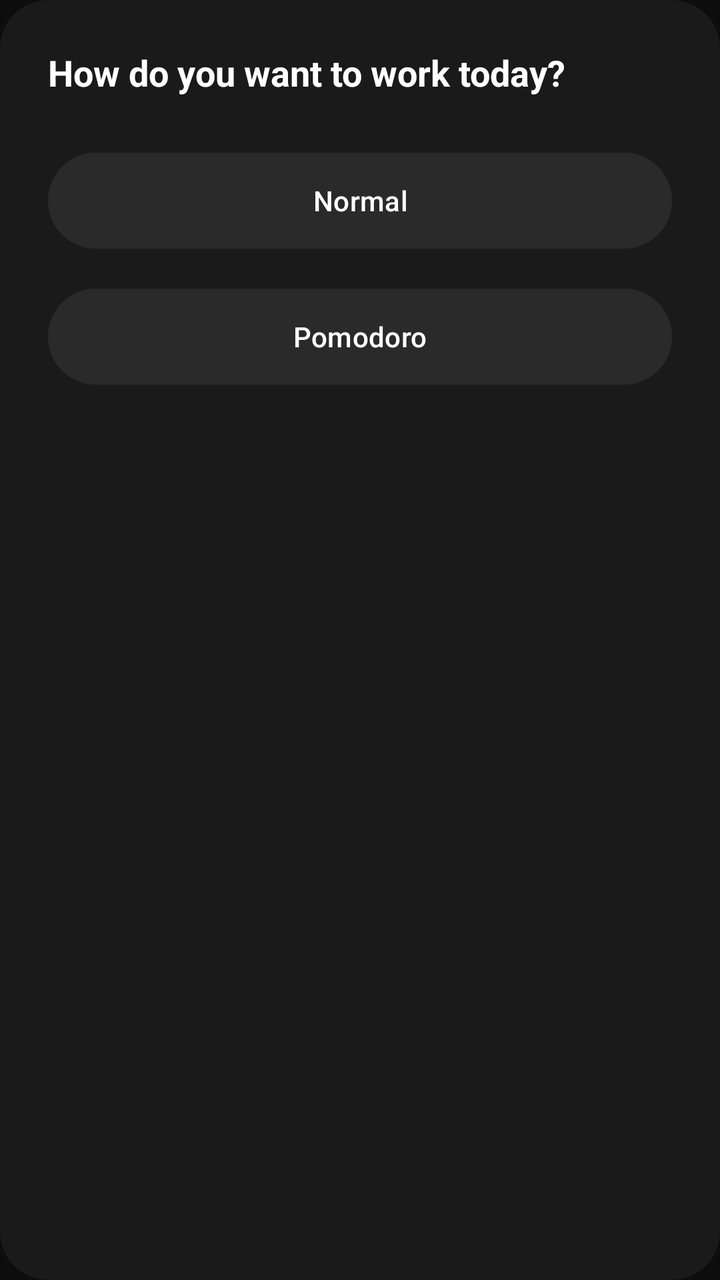
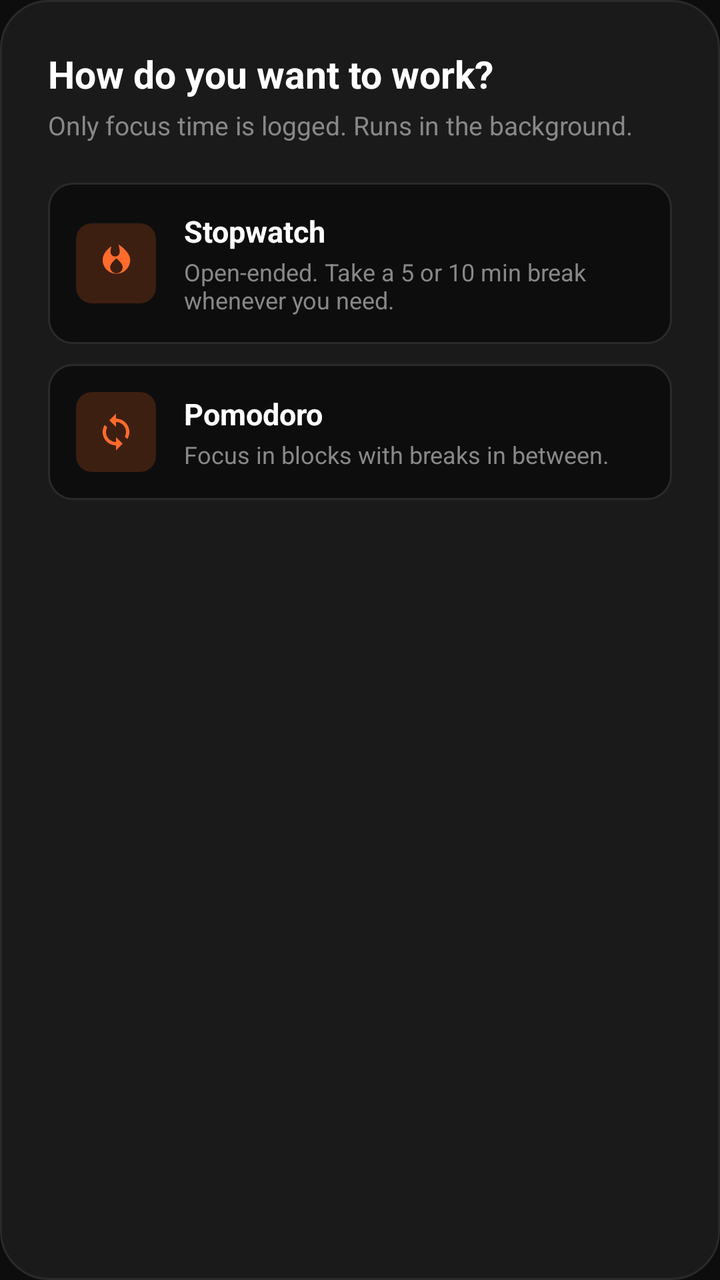

The first picture is an Android layout as it rendered before a commit; the second is the same layout after the commit. The layout source and the unified diff follow.
<!-- AndroidManifest.xml: application theme Theme.Tether -->
<!-- res/layout/dialog_timer_mode.xml -->
<?xml version="1.0" encoding="utf-8"?>
<androidx.cardview.widget.CardView xmlns:android="http://schemas.android.com/apk/res/android"
    xmlns:app="http://schemas.android.com/apk/res-auto"
    android:layout_width="match_parent"
    android:layout_height="wrap_content"
    app:cardBackgroundColor="@color/colorSurface"
    app:cardCornerRadius="24dp"
    app:cardElevation="0dp">

    <LinearLayout
        android:layout_width="match_parent"
        android:layout_height="wrap_content"
        android:orientation="vertical"
        android:padding="24dp">

        <TextView
            android:layout_width="wrap_content"
            android:layout_height="wrap_content"
            android:text="How do you want to work today?"
            android:textColor="@color/colorTextPrimary"
            android:textSize="18sp"
            android:textStyle="bold"
            android:layout_marginBottom="24dp" />

        <LinearLayout
            android:id="@+id/layoutModes"
            android:layout_width="match_parent"
            android:layout_height="wrap_content"
            android:orientation="vertical">

            <Button
                android:id="@+id/btnNormal"
                android:layout_width="match_parent"
                android:layout_height="56dp"
                android:text="Normal"
                android:backgroundTint="@color/elevated"
                android:textColor="@color/colorTextPrimary"
                android:layout_marginBottom="12dp" />

            <Button
                android:id="@+id/btnPomodoro"
                android:layout_width="match_parent"
                android:layout_height="56dp"
                android:text="Pomodoro"
                android:backgroundTint="@color/elevated"
                android:textColor="@color/colorTextPrimary" />
        </LinearLayout>

        <LinearLayout
            android:id="@+id/layoutPomoConfigs"
            android:layout_width="match_parent"
            android:layout_height="wrap_content"
            android:orientation="vertical"
            android:visibility="gone">

            <Button
                android:id="@+id/btnPomo25"
                android:layout_width="match_parent"
                android:layout_height="56dp"
                android:text="25/5"
                android:backgroundTint="@color/elevated"
                android:textColor="@color/colorTextPrimary"
                android:layout_marginBottom="12dp" />

            <Button
                android:id="@+id/btnPomo50"
                android:layout_width="match_parent"
                android:layout_height="56dp"
                android:text="50/10"
                android:backgroundTint="@color/elevated"
                android:textColor="@color/colorTextPrimary" />
        </LinearLayout>
    </LinearLayout>
</androidx.cardview.widget.CardView>
<!-- resources referenced by this layout -->
<resources>
  <color name="elevated">#2A2A2A</color>
  <!-- unchanged entries left out for length: 5 -->
</resources>

<!-- the commit's change to res/layout/dialog_timer_mode.xml (unified diff, before → after) -->
@@ -1,74 +1,166 @@
 <?xml version="1.0" encoding="utf-8"?>
-<androidx.cardview.widget.CardView xmlns:android="http://schemas.android.com/apk/res/android"
+<LinearLayout xmlns:android="http://schemas.android.com/apk/res/android"
     xmlns:app="http://schemas.android.com/apk/res-auto"
     android:layout_width="match_parent"
     android:layout_height="wrap_content"
-    app:cardBackgroundColor="@color/colorSurface"
-    app:cardCornerRadius="24dp"
-    app:cardElevation="0dp">
+    android:background="@drawable/bg_dialog"
+    android:orientation="vertical"
+    android:padding="24dp">
+
+    <TextView
+        android:id="@+id/tvModeTitle"
+        android:layout_width="wrap_content"
+        android:layout_height="wrap_content"
+        android:text="How do you want to work?"
+        android:textColor="@color/colorTextPrimary"
+        android:textSize="19sp"
+        android:textStyle="bold" />
+
+    <TextView
+        android:id="@+id/tvModeSubtitle"
+        android:layout_width="wrap_content"
+        android:layout_height="wrap_content"
+        android:layout_marginTop="4dp"
+        android:layout_marginBottom="20dp"
+        android:text="Only focus time is logged. Runs in the background."
+        android:textColor="@color/colorTextSecondary"
+        android:textSize="13sp" />
 
     <LinearLayout
+        android:id="@+id/layoutModes"
+        android:layout_width="match_parent"
+        android:layout_height="wrap_content"
+        android:orientation="vertical">
+
+        <LinearLayout
+            android:id="@+id/btnNormal"
+            style="@style/TimerOptionRow">
+
+            <FrameLayout style="@style/TimerOptionIcon">
+
+                <ImageView
+                    android:layout_width="20dp"
+                    android:layout_height="20dp"
+                    android:layout_gravity="center"
+                    android:importantForAccessibility="no"
+                    android:src="@drawable/ic_flame"
+                    app:tint="@color/colorAccent" />
+            </FrameLayout>
+
+            <LinearLayout style="@style/TimerOptionText">
+
+                <TextView
+                    style="@style/TimerOptionTitle"
+                    android:text="Stopwatch" />
+
+                <TextView
+                    style="@style/TimerOptionDescription"
+                    android:text="Open-ended. Take a 5 or 10 min break whenever you need." />
+            </LinearLayout>
+        </LinearLayout>
+
+        <LinearLayout
+            android:id="@+id/btnPomodoro"
+            style="@style/TimerOptionRow"
+            android:layout_marginTop="10dp">
+
+            <FrameLayout style="@style/TimerOptionIcon">
+
+                <ImageView
+                    android:layout_width="20dp"
+                    android:layout_height="20dp"
+                    android:layout_gravity="center"
+                    android:importantForAccessibility="no"
+                    android:src="@drawable/ic_sync"
+                    app:tint="@color/colorAccent" />
+            </FrameLayout>
+
+            <LinearLayout style="@style/TimerOptionText">
+
+                <TextView
+                    style="@style/TimerOptionTitle"
+                    android:text="Pomodoro" />
+
+                <TextView
+                    style="@style/TimerOptionDescription"
+                    android:text="Focus in blocks with breaks in between." />
+            </LinearLayout>
+        </LinearLayout>
+    </LinearLayout>
+
+    <LinearLayout
+        android:id="@+id/layoutPomoConfigs"
         android:layout_width="match_parent"
         android:layout_height="wrap_content"
         android:orientation="vertical"
-        android:padding="24dp">
-
-        <TextView
-            android:layout_width="wrap_content"
-            android:layout_height="wrap_content"
-            android:text="How do you want to work today?"
-            android:textColor="@color/colorTextPrimary"
-            android:textSize="18sp"
-            android:textStyle="bold"
-            android:layout_marginBottom="24dp" />
+        android:visibility="gone">
 
         <LinearLayout
-            android:id="@+id/layoutModes"
-            android:layout_width="match_parent"
-            android:layout_height="wrap_content"
-            android:orientation="vertical">
+            android:id="@+id/btnPomo25"
+            style="@style/TimerOptionRow">
 
-            <Button
-                android:id="@+id/btnNormal"
-                android:layout_width="match_parent"
-                android:layout_height="56dp"
-                android:text="Normal"
-                android:backgroundTint="@color/elevated"
-                android:textColor="@color/colorTextPrimary"
-                android:layout_marginBottom="12dp" />
+            <FrameLayout style="@style/TimerOptionIcon">
 
-            <Button
-                android:id="@+id/btnPomodoro"
-                android:layout_width="match_parent"
-                android:layout_height="56dp"
-                android:text="Pomodoro"
-                android:backgroundTint="@color/elevated"
-                android:textColor="@color/colorTextPrimary" />
+                <TextView
+                    android:layout_width="wrap_content"
+                    android:layout_height="wrap_content"
+                    android:layout_gravity="center"
+                    android:text="25"
+                    android:textColor="@color/colorAccent"
+                    android:textSize="15sp"
+                    android:textStyle="bold" />
+            </FrameLayout>
+
+            <LinearLayout style="@style/TimerOptionText">
+
+                <TextView
+                    style="@style/TimerOptionTitle"
+                    android:text="25 / 5" />
+
+                <TextView
+                    style="@style/TimerOptionDescription"
+                    android:text="25 min focus, 5 min break. The classic." />
+            </LinearLayout>
         </LinearLayout>
 
         <LinearLayout
-            android:id="@+id/layoutPomoConfigs"
-            android:layout_width="match_parent"
+            android:id="@+id/btnPomo50"
+            style="@style/TimerOptionRow"
+            android:layout_marginTop="10dp">
+
+            <FrameLayout style="@style/TimerOptionIcon">
+
+                <TextView
+                    android:layout_width="wrap_content"
+                    android:layout_height="wrap_content"
+                    android:layout_gravity="center"
+                    android:text="50"
+                    android:textColor="@color/colorAccent"
+                    android:textSize="15sp"
+                    android:textStyle="bold" />
+            </FrameLayout>
+
+            <LinearLayout style="@style/TimerOptionText">
+
+                <TextView
+                    style="@style/TimerOptionTitle"
+                    android:text="50 / 10" />
+
+                <TextView
+                    style="@style/TimerOptionDescription"
+                    android:text="50 min focus, 10 min break. For deep work." />
+            </LinearLayout>
+        </LinearLayout>
+
+        <TextView
+            android:id="@+id/btnPomoBack"
+            android:layout_width="wrap_content"
             android:layout_height="wrap_content"
-            android:orientation="vertical"
-            android:visibility="gone">
-
-            <Button
-                android:id="@+id/btnPomo25"
-                android:layout_width="match_parent"
-                android:layout_height="56dp"
-                android:text="25/5"
-                android:backgroundTint="@color/elevated"
-                android:textColor="@color/colorTextPrimary"
-                android:layout_marginBottom="12dp" />
-
-            <Button
-                android:id="@+id/btnPomo50"
-                android:layout_width="match_parent"
-                android:layout_height="56dp"
-                android:text="50/10"
-                android:backgroundTint="@color/elevated"
-                android:textColor="@color/colorTextPrimary" />
-        </LinearLayout>
+            android:layout_gravity="center_horizontal"
+            android:layout_marginTop="12dp"
+            android:padding="8dp"
+            android:text="← Back"
+            android:textColor="@color/colorTextSecondary"
+            android:textSize="13sp" />
     </LinearLayout>
-</androidx.cardview.widget.CardView>
+</LinearLayout>
<!-- resource entries referenced after the edit -->
@@ -1,6 +1,93 @@
 <!-- resources referenced by this layout -->
 <resources>
-  <color name="elevated">#2A2A2A</color>
+  <color name="colorTextSecondary">#888888</color>
+  <!-- drawable bg_dialog (drawable) -->
+  <?xml version="1.0" encoding="utf-8"?>
+  <shape xmlns:android="http://schemas.android.com/apk/res/android"
+      android:shape="rectangle">
+      <solid android:color="@color/colorSurface" />
+      <stroke
+          android:width="1dp"
+          android:color="@color/colorBorder" />
+      <corners android:radius="24dp" />
+  </shape>
+  <!-- drawable ic_flame (drawable) -->
+  <vector xmlns:android="http://schemas.android.com/apk/res/android"
+      android:width="12dp"
+      android:height="12dp"
+      android:viewportWidth="24"
+      android:viewportHeight="24"
+      android:tint="@color/colorAccent">
+    <path
+        android:fillColor="@android:color/white"
+        android:pathData="M13.5,0.67s0.74,2.65,0.74,4.46c0,1.55,-1.21,2.76,-2.76,2.76s-2.76,-1.21,-2.76,-2.76c0,-1.49,0.56,-3.39,0.56,-3.39s-5.28,3.24,-5.28,8.26c0,4.55,3.69,8.25,8.25,8.25s8.25,-3.69,8.25,-8.25c0,-5.02,-7,-9.33,-7,-9.33zM12.25,18c-2.07,0,-3.75,-1.68,-3.75,-3.75 0,-2.34,3.75,-5.25,3.75,-5.25s3.75,2.91,3.75,5.25c0,2.07,-1.68,3.75,-3.75,3.75z"/>
+  </vector>
+  <!-- drawable ic_sync (drawable) -->
+  <vector xmlns:android="http://schemas.android.com/apk/res/android"
+      android:width="24dp"
+      android:height="24dp"
+      android:viewportWidth="24"
+      android:viewportHeight="24">
+      <path
+          android:fillColor="#FFFFFF"
+          android:pathData="M12,4V1L8,5l4,4V6c3.31,0 6,2.69 6,6 0,1.01 -0.25,1.97 -0.7,2.8l1.46,1.46C19.54,15.03 20,13.57 20,12c0,-4.42 -3.58,-8 -8,-8zM12,18c-3.31,0 -6,-2.69 -6,-6 0,-1.01 0.25,-1.97 0.7,-2.8L5.24,7.74C4.46,8.97 4,10.43 4,12c0,4.42 3.58,8 8,8v3l4,-4 -4,-4v3z" />
+  </vector>
+  <style name="TimerOptionDescription">
+          <item name="android:layout_width">wrap_content</item>
+          <item name="android:layout_height">wrap_content</item>
+          <item name="android:layout_marginTop">2dp</item>
+          <item name="android:textColor">@color/colorTextSecondary</item>
+          <item name="android:textSize">12sp</item>
+      </style>
+  <style name="TimerOptionIcon">
+          <item name="android:layout_width">40dp</item>
+          <item name="android:layout_height">40dp</item>
+          <item name="android:background">@drawable/bg_icon_container_accent</item>
+      </style>
+  <style name="TimerOptionRow">
+          <item name="android:layout_width">match_parent</item>
+          <item name="android:layout_height">wrap_content</item>
+          <item name="android:minHeight">68dp</item>
+          <item name="android:orientation">horizontal</item>
+          <item name="android:gravity">center_vertical</item>
+          <item name="android:padding">14dp</item>
+          <item name="android:background">@drawable/bg_input_field</item>
+          <item name="android:foreground">?attr/selectableItemBackground</item>
+          <item name="android:clickable">true</item>
+          <item name="android:focusable">true</item>
+      </style>
+  <style name="TimerOptionText">
+          <item name="android:layout_width">0dp</item>
+          <item name="android:layout_height">wrap_content</item>
+          <item name="android:layout_weight">1</item>
+          <item name="android:layout_marginStart">14dp</item>
+          <item name="android:orientation">vertical</item>
+      </style>
+  <style name="TimerOptionTitle">
+          <item name="android:layout_width">wrap_content</item>
+          <item name="android:layout_height">wrap_content</item>
+          <item name="android:textColor">@color/colorTextPrimary</item>
+          <item name="android:textSize">15sp</item>
+          <item name="android:textStyle">bold</item>
+      </style>
+  <color name="colorBorder">#2A2A2A</color>
+  <!-- drawable bg_icon_container_accent (drawable) -->
+  <?xml version="1.0" encoding="utf-8"?>
+  <shape xmlns:android="http://schemas.android.com/apk/res/android"
+      android:shape="rectangle">
+      <solid android:color="#33FF6B2B" />
+      <corners android:radius="8dp" />
+  </shape>
+  <!-- drawable bg_input_field (drawable) -->
+  <?xml version="1.0" encoding="utf-8"?>
+  <shape xmlns:android="http://schemas.android.com/apk/res/android"
+      android:shape="rectangle">
+      <solid android:color="@color/colorBackground" />
+      <stroke
+          android:width="1dp"
+          android:color="@color/colorBorder" />
+      <corners android:radius="12dp" />
+  </shape>
   <!-- unchanged entries left out for length: 5 -->
 </resources>
 
